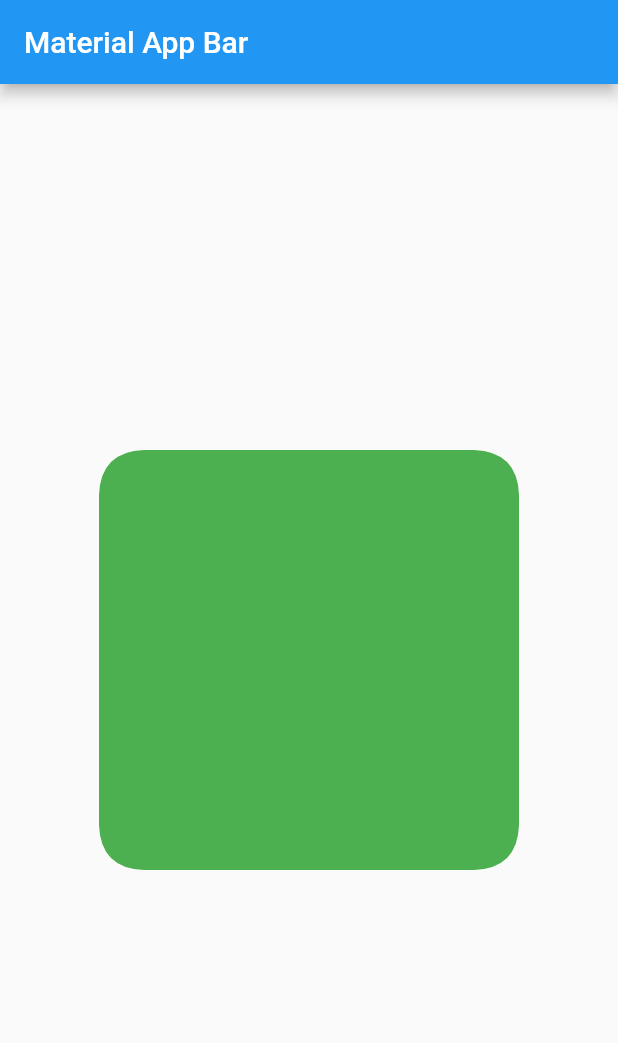
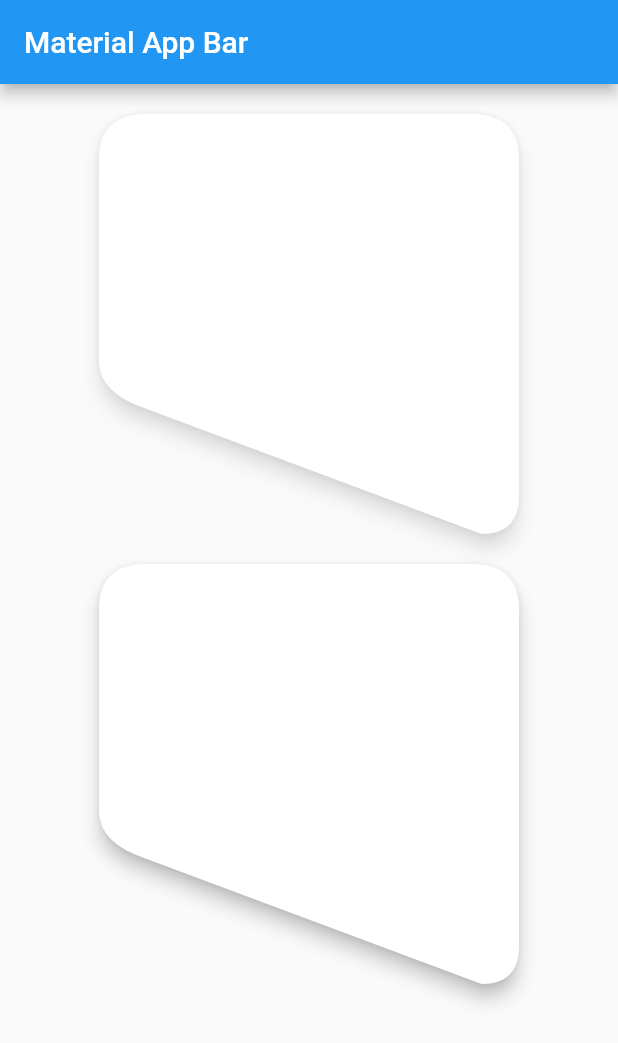
Before and after one commit to Israelzait/lab-widgets-utils, a Flutter app: the screen it shows after launch, on a phone screen of 412 x 824 dp. Shown: the top 1043 px of the screen. Run offline on Flutter 3.47's test engine with Material 2 defaults, Android fonts, the phone set to English and light mode, and no system bars.

Commit message:
Custom Diagonal box

```diff
--- /dev/null
+++ b/lib/customclipper/diagonal_box.dart
@@ -0,0 +1,102 @@
+import 'package:flutter/material.dart';
+
+class DiagonalBoxWidget extends StatelessWidget {
+  final double radius;
+  final double lessLinePercent;
+  final ShadowConfig shadowConfig;
+  final Widget child;
+
+  DiagonalBoxWidget({
+    this.radius = 30.0,
+    this.lessLinePercent = 70,
+    this.shadowConfig,
+    this.child,
+  });
+
+  @override
+  Widget build(BuildContext context) {
+    _DiagonalBoxBottomRight diagonalBox = _DiagonalBoxBottomRight(
+      curveDistance: radius,
+      lessLinePercent: lessLinePercent / 100,
+    );
+
+    CustomPainter shadowPainter = (shadowConfig != null)
+        ? _BoxShadow(
+            path: diagonalBox,
+            elevation: shadowConfig.elevation,
+            shadowColor: shadowConfig.shadowColor,
+          )
+        : null;
+
+    return CustomPaint(
+      painter: shadowPainter,
+      child: ClipPath(
+        clipper: diagonalBox,
+        child: child,
+      ),
+    );
+  }
+}
+
+class ShadowConfig {
+  final double elevation;
+  final Color shadowColor;
+
+  ShadowConfig({
+    this.elevation = 5.0,
+    this.shadowColor = Colors.white,
+  });
+}
+
+class _BoxShadow extends CustomPainter {
+  final CustomClipper path;
+  final double elevation;
+  final Color shadowColor;
+
+  _BoxShadow({
+    @required this.path,
+    this.elevation = 0.0,
+    this.shadowColor = Colors.white,
+  }) : assert(path != null);
+
+  @override
+  void paint(Canvas canvas, Size size) {
+    canvas.drawShadow(path.getClip(size), shadowColor, elevation, false);
+  }
+
+  @override
+  bool shouldRepaint(CustomPainter oldDelegate) => true;
+}
+
+class _DiagonalBoxBottomRight extends CustomClipper<Path> {
+  final double curveDistance;
+  final double lessLinePercent;
+
+  _DiagonalBoxBottomRight({
+    @required this.curveDistance,
+    @required this.lessLinePercent,
+  });
+
+  @override
+  Path getClip(Size size) {
+    final path = Path();
+
+    path.moveTo(0, curveDistance);
+    path.lineTo(0, size.height * lessLinePercent - curveDistance); // line left
+    path.quadraticBezierTo(1, size.height * lessLinePercent - curveDistance / 3, 0 + curveDistance,
+        size.height * lessLinePercent); // Border bottom left
+    path.lineTo(size.width - (curveDistance - 5), size.height); // diagonal !!5!!
+    path.quadraticBezierTo(size.width, size.height, size.width, size.height - curveDistance + 5); // bottom right
+    path.lineTo(size.width, curveDistance); // right
+    path.quadraticBezierTo(size.width, 1, size.width - curveDistance, 0); // top right
+    path.lineTo(curveDistance, 0); // top
+    path.quadraticBezierTo(0, 1, 0, curveDistance); // top left
+
+    return path;
+  }
+
+  @override
+  bool shouldReclip(CustomClipper<Path> oldClipper) {
+    return true;
+  }
+}
--- a/lib/customclipper/diagonal_clipper_box.dart
+++ b/lib/customclipper/lab_diagonal_box.dart
@@ -1,69 +1,10 @@
 import 'package:flutter/material.dart';
-
-class DiagonalBox extends CustomClipper<Path> {
-  @override
-  Path getClip(Size size) {
-    final path = Path();
-    const curveDistance = 30.0; // TODO param
-
-    // initial point
-    const double initialPointX = 0.0;
-    const double initialPointY = curveDistance;
-
-    // Left Line
-    final double leftLineX = 0.0;
-    final double leftLineY = size.height - curveDistance;
-
-    // Bottom Left radius
-    final double bottomLeftRadiusX = curveDistance;
-    final double bottomLeftRadiusY = size.height;
-
-    // Bottom Line
-    final double bottomLineX = size.width - curveDistance;
-    final double bottomLineY = size.height;
-
-    // Bottom Right Radius
-    final double bottomRightRadiusX = size.width;
-    final double bottomRightRadiusY = size.height - curveDistance;
-
-    // Right Line
-    final double rightLineX = size.width;
-    final double rightLineY = curveDistance;
-
-    // Top Right Radius
-    final double topRightRadiusX = size.width - curveDistance;
-    final double topRightRadiusY = 0.0;
-
-    // Top Line
-    final double topLineX = curveDistance;
-    final double topLineY = 0.0;
-
-    // Top Left Radius
-    final double topLeftRadiusX = 0.0;
-    final double topLeftRadiusY = curveDistance;
-
-    path.moveTo(initialPointX, initialPointY); // initial point
-    path.lineTo(leftLineX, leftLineY); // Left Line
-    path.quadraticBezierTo(1, size.height - 1, bottomLeftRadiusX, bottomLeftRadiusY); // Bottom Left radius
-    path.lineTo(bottomLineX, bottomLineY); // Bottom Line
-    path.quadraticBezierTo(
-        size.width - 1, size.height - 1, bottomRightRadiusX, bottomRightRadiusY); // Bottom Right Radius
-    path.lineTo(rightLineX, rightLineY); // Right Line
-    path.quadraticBezierTo(size.width - 1, 1, topRightRadiusX, topRightRadiusY); // Top Right Radius
-    path.lineTo(topLineX, topLineY); // Top Line
-    path.quadraticBezierTo(1, 1, topLeftRadiusX, topLeftRadiusY); // Top Left Radius
-    return path;
-  }
-
-  @override
-  bool shouldReclip(CustomClipper<Path> oldClipper) => true;
-}
 
 class DiagonalBoxBottomWithShadow extends CustomPainter {
   @override
   void paint(Canvas canvas, Size size) {
     final Path path = DiagonalBoxBottomRight().getClip(size);
-    canvas.drawShadow(path, Colors.black, 10, false);
+    canvas.drawShadow(path, Colors.black, 5, false);
   }
 
   @override
@@ -120,3 +61,54 @@ class DiagonalBoxBottomRight extends CustomClipper<Path> {
     return true;
   }
 }
+
+class DiagonalBox extends CustomClipper<Path> {
+  @override
+  Path getClip(Size size) {
+    final path = Path();
+    const curveDistance = 30.0; // TODO param
+
+    final _DiagonalConfig diagonalConfig = _DiagonalConfig();
+
+    final beginLeftPercent = 0.0; // DIAGONAL
+    final beginRightPercent = 0.0; // DIAGONAL
+    final endLeftPercent = 0.7; // DIAGONAL
+    final endRightPercent = 1.0; // DIAGONAL
+
+    final beginBottomPercent = 0.0; // DIAGONAL
+    final beginTopPercent = 0.0; // DIAGONAL
+    final endBottomPercent = 1.0; // DIAGONAL
+    final endTopPercent = 1.0; // DIAGONAL
+
+    path.moveTo(0.0 + size.width * beginTopPercent, curveDistance + size.height * beginLeftPercent); // initial point
+    path.lineTo(0.0 + size.width * beginBottomPercent, size.height * endLeftPercent - curveDistance); // Left Line
+    path.quadraticBezierTo(1.0, size.height * endLeftPercent - curveDistance / 3, curveDistance,
+        size.height * endLeftPercent); // Bottom Left radius
+    path.lineTo(size.width * endBottomPercent - curveDistance - 5, size.height * endRightPercent); // Bottom Line
+    path.quadraticBezierTo(
+        size.width - 1.0, size.height - 1.0, size.width, size.height - curveDistance); // Bottom Right Radius
+    path.lineTo(size.width * endTopPercent, curveDistance + size.height * beginRightPercent); // Right Line
+    path.quadraticBezierTo(size.width - 1.0, 1.0, size.width - curveDistance, 0.0); // Top Right Radius
+    path.lineTo(curveDistance, 0.0 + size.height * beginLeftPercent); // Top Line
+    path.quadraticBezierTo(1.0, 1.0, 0.0, curveDistance); // Top Left Radius
+
+    return path;
+  }
+
+  @override
+  bool shouldReclip(CustomClipper<Path> oldClipper) => true;
+}
+
+class _DiagonalConfig {
+  final double beginXPercent;
+  final double endXPercent;
+  final double beginYPercent;
+  final double endYPercent;
+
+  _DiagonalConfig({
+    this.beginXPercent = 0.0,
+    this.endXPercent = 1.0,
+    this.beginYPercent = 0.0,
+    this.endYPercent = 1.0,
+  });
+}
--- a/lib/pages/diagonal_box_page.dart
+++ b/lib/pages/diagonal_box_page.dart
@@ -1,5 +1,6 @@
 import 'package:flutter/material.dart';
-import 'package:labwidgetsutils/customclipper/diagonal_clipper_box.dart';
+import 'package:labwidgetsutils/customclipper/diagonal_box.dart';
+import 'package:labwidgetsutils/customclipper/lab_diagonal_box.dart';
 
 class DiagonalBoxPage extends StatelessWidget {
   static const String pageRoute = 'diagonal_box_page_route_id';
@@ -9,30 +10,15 @@ class DiagonalBoxPage extends StatelessWidget {
     final size = 280.0;
     return SafeArea(
       child: Center(
-        child: ClipPath(
-          clipper: DiagonalBox(),
+        child: Column(
+          children: [
+            SizedBox(height: 20),
+            DiagonalBoxWidget(
+              shadowConfig: ShadowConfig(elevation: 5.0),
               child: Container(
-            //padding: EdgeInsets.all(25),
                 width: size,
                 height: size,
-            color: Colors.green,
-          ),
-        ),
-      ),
-    );
-  }
-}
-
-/*Column(
-        children: [
-          SizedBox(height: 20),
-          ClipPath(
-            clipper: DiagonalBox(),
-            child: Container(
-              //padding: EdgeInsets.all(25),
-              width: size,
-              height: size,
-              color: Colors.green,
+                color: Colors.white,
               ),
             ),
             SizedBox(height: 20),
@@ -52,4 +38,10 @@ class DiagonalBoxPage extends StatelessWidget {
               ),
             ),
           ],
-      ),*/
+        ),
+      ),
+    );
+  }
+}
+
+/**/
```
Also changed, not shown: diagonalbox_samples.png (added), 1 other file. Lines whose indentation alone changed are shown as unchanged.
